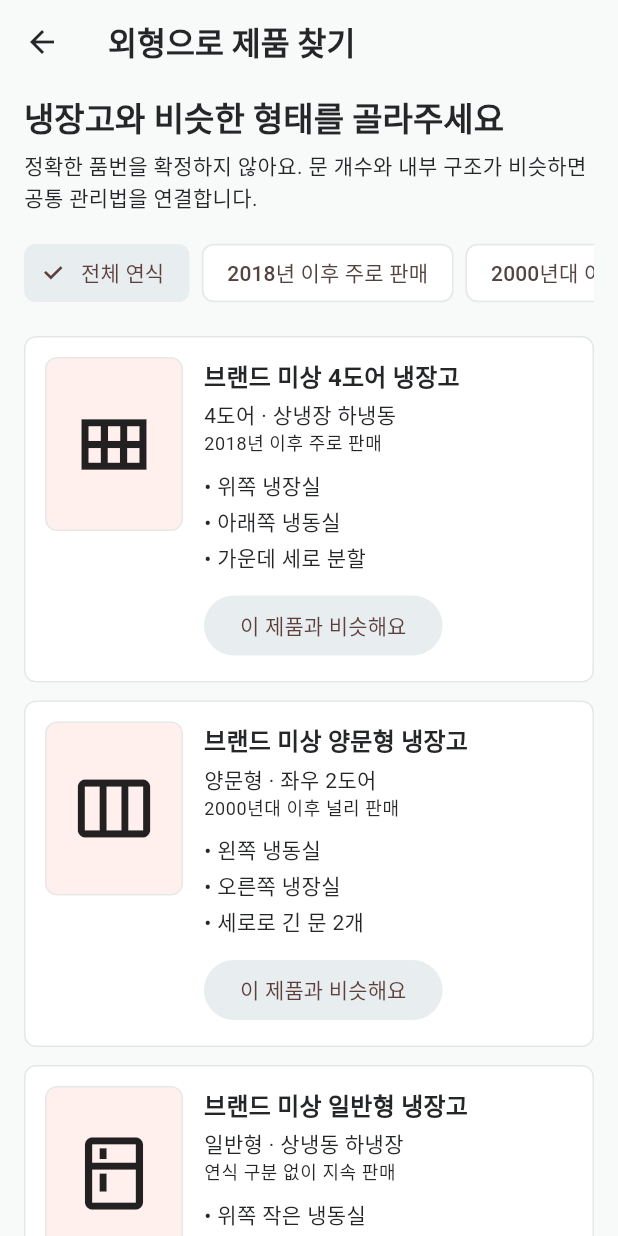
After one commit to DearH-B/Clean_Up, a Flutter app: the ProductRegistrationScreen screen opened directly with sample values from the repository, after a tap on "냉장고", after a tap on "이미지와 연식으로 제품 찾기", on a phone screen of 412 x 824 dp. The commit adds this screen. Run offline on Flutter 3.47's test engine with Material 3 defaults, Android fonts, the phone set to English and light mode, and no system bars; our stand-ins replace shared_preferences; missing offline and left inert: mobile_scanner; accounts and stored records are empty.

Commit message:
Add visual product matching flow

```diff
--- /dev/null
+++ b/lib/data/visual_product_candidates.dart
@@ -0,0 +1,62 @@
+import 'package:flutter/material.dart';
+
+import '../models/visual_product_candidate.dart';
+
+List<VisualProductCandidate> visualCandidatesFor({
+  required String categoryName,
+  required String brand,
+}) {
+  final category = _normalize(categoryName);
+  if (!category.contains('냉장고')) {
+    return const [];
+  }
+
+  final normalizedBrand = _normalize(brand);
+  final knownBrand = normalizedBrand.isEmpty ? '브랜드 미상' : brand.trim();
+  return [
+    VisualProductCandidate(
+      id: '${normalizedBrand.isEmpty ? 'generic' : normalizedBrand}-four-door',
+      categoryName: '냉장고',
+      brand: knownBrand,
+      displayName: '$knownBrand 4도어 냉장고',
+      formFactor: '4도어 · 상냉장 하냉동',
+      releasePeriod: '2018년 이후 주로 판매',
+      features: const ['위쪽 냉장실', '아래쪽 냉동실', '가운데 세로 분할'],
+      icon: Icons.view_module_outlined,
+    ),
+    VisualProductCandidate(
+      id: '${normalizedBrand.isEmpty ? 'generic' : normalizedBrand}-side-by-side',
+      categoryName: '냉장고',
+      brand: knownBrand,
+      displayName: '$knownBrand 양문형 냉장고',
+      formFactor: '양문형 · 좌우 2도어',
+      releasePeriod: '2000년대 이후 널리 판매',
+      features: const ['왼쪽 냉동실', '오른쪽 냉장실', '세로로 긴 문 2개'],
+      icon: Icons.view_week_outlined,
+    ),
+    VisualProductCandidate(
+      id: '${normalizedBrand.isEmpty ? 'generic' : normalizedBrand}-top-freezer',
+      categoryName: '냉장고',
+      brand: knownBrand,
+      displayName: '$knownBrand 일반형 냉장고',
+      formFactor: '일반형 · 상냉동 하냉장',
+      releasePeriod: '연식 구분 없이 지속 판매',
+      features: const ['위쪽 작은 냉동실', '아래쪽 큰 냉장실', '문 2개'],
+      icon: Icons.kitchen_outlined,
+    ),
+    VisualProductCandidate(
+      id: '${normalizedBrand.isEmpty ? 'generic' : normalizedBrand}-kimchi',
+      categoryName: '김치냉장고',
+      brand: knownBrand,
+      displayName: '$knownBrand 스탠드형 김치냉장고',
+      formFactor: '스탠드형 · 3도어 또는 4도어',
+      releasePeriod: '2010년대 이후 주로 판매',
+      features: const ['독립 보관칸', '서랍 또는 다중 도어', '김치 보관 모드'],
+      icon: Icons.grid_view_outlined,
+    ),
+  ];
+}
+
+String _normalize(String value) {
+  return value.toLowerCase().replaceAll(RegExp(r'[\s\-_]+'), '');
+}
--- /dev/null
+++ b/lib/models/visual_product_candidate.dart
@@ -0,0 +1,23 @@
+import 'package:flutter/material.dart';
+
+class VisualProductCandidate {
+  const VisualProductCandidate({
+    required this.id,
+    required this.categoryName,
+    required this.brand,
+    required this.displayName,
+    required this.formFactor,
+    required this.releasePeriod,
+    required this.features,
+    required this.icon,
+  });
+
+  final String id;
+  final String categoryName;
+  final String brand;
+  final String displayName;
+  final String formFactor;
+  final String releasePeriod;
+  final List<String> features;
+  final IconData icon;
+}
--- a/lib/models/zone_item.dart
+++ b/lib/models/zone_item.dart
@@ -74,6 +74,8 @@ class ZoneItem {
     this.scannedCode,
     this.scannedCodeFormat,
     this.scannedSourceUrl,
+    this.visualCandidateId,
+    this.releasePeriod,
     this.nickname,
     this.purchaseDate,
     this.installedDate,
@@ -107,6 +109,8 @@ class ZoneItem {
   final String? scannedCode;
   final String? scannedCodeFormat;
   final String? scannedSourceUrl;
+  final String? visualCandidateId;
+  final String? releasePeriod;
   final String? nickname;
   final DateTime? purchaseDate;
   final DateTime? installedDate;
@@ -170,6 +174,8 @@ class ZoneItem {
       scannedCode: json['scannedCode'] as String?,
       scannedCodeFormat: json['scannedCodeFormat'] as String?,
       scannedSourceUrl: json['scannedSourceUrl'] as String?,
+      visualCandidateId: json['visualCandidateId'] as String?,
+      releasePeriod: json['releasePeriod'] as String?,
       nickname: json['nickname'] as String?,
       purchaseDate: json['purchaseDate'] == null
           ? null
@@ -237,6 +243,8 @@ class ZoneItem {
       'scannedCode': scannedCode,
       'scannedCodeFormat': scannedCodeFormat,
       'scannedSourceUrl': scannedSourceUrl,
+      'visualCandidateId': visualCandidateId,
+      'releasePeriod': releasePeriod,
       'nickname': nickname,
       'purchaseDate': purchaseDate?.toIso8601String(),
       'installedDate': installedDate?.toIso8601String(),
@@ -279,6 +287,8 @@ class ZoneItem {
     String? scannedCode,
     String? scannedCodeFormat,
     String? scannedSourceUrl,
+    String? visualCandidateId,
+    String? releasePeriod,
     String? nickname,
     DateTime? purchaseDate,
     DateTime? installedDate,
@@ -302,6 +312,8 @@ class ZoneItem {
       scannedCode: scannedCode ?? this.scannedCode,
       scannedCodeFormat: scannedCodeFormat ?? this.scannedCodeFormat,
       scannedSourceUrl: scannedSourceUrl ?? this.scannedSourceUrl,
+      visualCandidateId: visualCandidateId ?? this.visualCandidateId,
+      releasePeriod: releasePeriod ?? this.releasePeriod,
       nickname: nickname ?? this.nickname,
       purchaseDate: purchaseDate ?? this.purchaseDate,
       installedDate: installedDate ?? this.installedDate,
--- a/lib/screens/product_registration_screen.dart
+++ b/lib/screens/product_registration_screen.dart
@@ -6,10 +6,12 @@ import '../data/product_catalog.dart';
 import '../data/product_care_templates.dart';
 import '../models/product_search_request.dart';
 import '../models/product_space.dart';
+import '../models/visual_product_candidate.dart';
 import '../models/zone_item.dart';
 import '../repositories/product_catalog_repository.dart';
 import '../repositories/product_data_repository.dart';
 import 'product_code_scanner_screen.dart';
+import 'visual_product_finder_screen.dart';
 
 class ProductRegistrationResult {
   const ProductRegistrationResult._({
@@ -76,6 +78,7 @@ class _ProductRegistrationScreenState extends State<ProductRegistrationScreen> {
   String? _scannedCode;
   String? _scannedCodeFormat;
   String? _scannedSourceUrl;
+  VisualProductCandidate? _visualCandidate;
   late String _selectedSpaceId;
 
   @override
@@ -273,6 +276,9 @@ class _ProductRegistrationScreenState extends State<ProductRegistrationScreen> {
   }
 
   Widget _buildManualFields() {
+    final brandOptions = catalogBrandOptionsFor(
+      _categoryController.text.trim(),
+    );
     return Column(
       crossAxisAlignment: CrossAxisAlignment.stretch,
       children: [
@@ -283,6 +289,7 @@ class _ProductRegistrationScreenState extends State<ProductRegistrationScreen> {
             labelText: '제품 종류',
             hintText: '예: 냉장고, 음식물처리기',
           ),
+          onChanged: (_) => setState(() => _visualCandidate = null),
         ),
         const SizedBox(height: 14),
         DropdownMenu<ZoneItemType>(
@@ -300,6 +307,28 @@ class _ProductRegistrationScreenState extends State<ProductRegistrationScreen> {
           },
         ),
         const SizedBox(height: 14),
+        if (brandOptions.isNotEmpty) ...[
+          Text('대표 브랜드', style: Theme.of(context).textTheme.titleSmall),
+          const SizedBox(height: 8),
+          Wrap(
+            spacing: 8,
+            runSpacing: 8,
+            children: [
+              for (final brand in brandOptions)
+                ChoiceChip(
+                  label: Text(brand),
+                  selected: _brandController.text.trim() == brand,
+                  onSelected: (_) {
+                    setState(() {
+                      _brandController.text = brand;
+                      _visualCandidate = null;
+                    });
+                  },
+                ),
+            ],
+          ),
+          const SizedBox(height: 14),
+        ],
         TextField(
           controller: _brandController,
           textInputAction: TextInputAction.next,
@@ -307,8 +336,23 @@ class _ProductRegistrationScreenState extends State<ProductRegistrationScreen> {
             labelText: '브랜드 또는 제조사 (선택)',
             hintText: '모르면 비워두세요',
           ),
+          onChanged: (_) => setState(() => _visualCandidate = null),
         ),
         const SizedBox(height: 14),
+        if (_canUseVisualFinder) ...[
+          FilledButton.tonalIcon(
+            onPressed: _openVisualProductFinder,
+            icon: const Icon(Icons.image_search_outlined),
+            label: Text(
+              _visualCandidate == null ? '이미지와 연식으로 제품 찾기' : '선택한 제품 형태 바꾸기',
+            ),
+          ),
+          if (_visualCandidate != null) ...[
+            const SizedBox(height: 10),
+            _VisualCandidateSummary(candidate: _visualCandidate!),
+          ],
+          const SizedBox(height: 14),
+        ],
         TextField(
           controller: _modelController,
           textInputAction: TextInputAction.done,
@@ -597,6 +641,10 @@ class _ProductRegistrationScreenState extends State<ProductRegistrationScreen> {
         scannedCode: _scannedCode,
         scannedCodeFormat: _scannedCodeFormat,
         scannedSourceUrl: _scannedSourceUrl,
+        visualCandidateId: _visualCandidate?.id,
+        releasePeriod: _visualCandidate?.releasePeriod,
+        productMethod: _visualCandidate?.formFactor,
+        isVisualMatch: _visualCandidate != null,
       );
     }
     final now = DateTime.now();
@@ -606,6 +654,8 @@ class _ProductRegistrationScreenState extends State<ProductRegistrationScreen> {
       scannedCode: _scannedCode,
       scannedCodeFormat: _scannedCodeFormat,
       scannedSourceUrl: _scannedSourceUrl,
+      visualCandidateId: _visualCandidate?.id,
+      releasePeriod: _visualCandidate?.releasePeriod,
       name: category,
       nickname: nickname.isEmpty ? null : nickname,
       purchaseDate: _purchaseDate,
@@ -625,6 +675,7 @@ class _ProductRegistrationScreenState extends State<ProductRegistrationScreen> {
       ],
       manufacturer: brand.isEmpty ? null : brand,
       modelName: model.isEmpty ? null : model,
+      productMethod: _visualCandidate?.formFactor,
       guideStatus: '이 제품군의 검수된 세부 관리법을 준비하고 있어요.',
       guideBasis: '잘못된 공통 청소법을 제공하지 않고 제조사 설명서를 우선하도록 안내해요.',
       guideSourceType: GuideSourceType.general,
@@ -737,6 +788,29 @@ class _ProductRegistrationScreenState extends State<ProductRegistrationScreen> {
     });
     _searchCatalog(result.searchQuery);
     _showMessage('코드를 읽었어요. 연결된 제품 정보를 찾고 있어요.');
+  }
+
+  Future<void> _openVisualProductFinder() async {
+    final candidate = await Navigator.of(context).push<VisualProductCandidate>(
+      MaterialPageRoute(
+        builder: (context) => VisualProductFinderScreen(
+          categoryName: _categoryController.text.trim(),
+          brand: _brandController.text.trim(),
+        ),
+      ),
+    );
+    if (candidate == null || !mounted) {
+      return;
+    }
+    setState(() {
+      _visualCandidate = candidate;
+      _categoryController.text = candidate.categoryName;
+      if (_brandController.text.trim().isEmpty && candidate.brand != '브랜드 미상') {
+        _brandController.text = candidate.brand;
+      }
+      _modelController.clear();
+      _selectedType = ZoneItemType.appliance;
+    });
   }
 
   void _searchCatalog(String value) {
@@ -886,6 +960,10 @@ class _ProductRegistrationScreenState extends State<ProductRegistrationScreen> {
       (space) => space.id == _selectedSpaceId,
       orElse: () => widget.space,
     );
+  }
+
+  bool get _canUseVisualFinder {
+    return _normalize(_categoryController.text).contains('냉장고');
   }
 
   IconData _iconFor(ZoneItemType type) {
@@ -1161,6 +1239,46 @@ class _ScannedCodeSummary extends StatelessWidget {
   }
 }
 
+class _VisualCandidateSummary extends StatelessWidget {
+  const _VisualCandidateSummary({required this.candidate});
+
+  final VisualProductCandidate candidate;
+
+  @override
+  Widget build(BuildContext context) {
+    return Container(
+      padding: const EdgeInsets.all(12),
+      decoration: BoxDecoration(
+        color: Theme.of(context).colorScheme.secondaryContainer,
+        borderRadius: BorderRadius.circular(8),
+      ),
+      child: Row(
+        children: [
+          Icon(candidate.icon, size: 38),
+          const SizedBox(width: 12),
+          Expanded(
+            child: Column(
+              crossAxisAlignment: CrossAxisAlignment.start,
+              children: [
+                Text(
+                  candidate.displayName,
+                  style: const TextStyle(fontWeight: FontWeight.w800),
+                ),
+                Text(candidate.formFactor),
+                Text(
+                  candidate.releasePeriod,
+                  style: Theme.of(context).textTheme.bodySmall,
+                ),
+              ],
+            ),
+          ),
+          const Chip(label: Text('유사 제품')),
+        ],
+      ),
+    );
+  }
+}
+
 class _ProductPreset {
   const _ProductPreset(this.name, this.type, this.icon);
 
--- /dev/null
+++ b/lib/screens/visual_product_finder_screen.dart
@@ -0,0 +1,163 @@
+import 'package:flutter/material.dart';
+
+import '../data/visual_product_candidates.dart';
+import '../models/visual_product_candidate.dart';
+
+class VisualProductFinderScreen extends StatefulWidget {
+  const VisualProductFinderScreen({
+    required this.categoryName,
+    required this.brand,
+    super.key,
+  });
+
+  final String categoryName;
+  final String brand;
+
+  @override
+  State<VisualProductFinderScreen> createState() =>
+      _VisualProductFinderScreenState();
+}
+
+class _VisualProductFinderScreenState extends State<VisualProductFinderScreen> {
+  String? _releaseFilter;
+
+  @override
+  Widget build(BuildContext context) {
+    final candidates = visualCandidatesFor(
+      categoryName: widget.categoryName,
+      brand: widget.brand,
+    );
+    final filtered = _releaseFilter == null
+        ? candidates
+        : candidates
+            .where((candidate) => candidate.releasePeriod == _releaseFilter)
+            .toList();
+    final periods =
+        {for (final item in candidates) item.releasePeriod}.toList();
+
+    return Scaffold(
+      appBar: AppBar(title: const Text('외형으로 제품 찾기')),
+      body: ListView(
+        padding: const EdgeInsets.fromLTRB(16, 8, 16, 32),
+        children: [
+          Text(
+            '${widget.brand.isEmpty ? widget.categoryName : '${widget.brand} ${widget.categoryName}'}와 비슷한 형태를 골라주세요',
+            style: Theme.of(context).textTheme.titleLarge,
+          ),
+          const SizedBox(height: 6),
+          const Text(
+            '정확한 품번을 확정하지 않아요. 문 개수와 내부 구조가 비슷하면 공통 관리법을 연결합니다.',
+          ),
+          if (periods.isNotEmpty) ...[
+            const SizedBox(height: 16),
+            SingleChildScrollView(
+              scrollDirection: Axis.horizontal,
+              child: Row(
+                children: [
+                  ChoiceChip(
+                    label: const Text('전체 연식'),
+                    selected: _releaseFilter == null,
+                    onSelected: (_) => setState(() => _releaseFilter = null),
+                  ),
+                  const SizedBox(width: 8),
+                  for (final period in periods) ...[
+                    ChoiceChip(
+                      label: Text(period),
+                      selected: _releaseFilter == period,
+                      onSelected: (_) {
+                        setState(() => _releaseFilter = period);
+                      },
+                    ),
+                    const SizedBox(width: 8),
+                  ],
+                ],
+              ),
+            ),
+          ],
+          const SizedBox(height: 18),
+          for (final candidate in filtered)
+            _CandidateCard(
+              candidate: candidate,
+              onSelected: () => Navigator.of(context).pop(candidate),
+            ),
+          const SizedBox(height: 8),
+          OutlinedButton.icon(
+            onPressed: () => Navigator.of(context).pop(),
+            icon: const Icon(Icons.help_outline),
+            label: const Text('비슷한 제품이 없어요'),
+          ),
+        ],
+      ),
+    );
+  }
+}
+
+class _CandidateCard extends StatelessWidget {
+  const _CandidateCard({
+    required this.candidate,
+    required this.onSelected,
+  });
+
+  final VisualProductCandidate candidate;
+  final VoidCallback onSelected;
+
+  @override
+  Widget build(BuildContext context) {
+    return Card(
+      margin: const EdgeInsets.only(bottom: 12),
+      child: InkWell(
+        onTap: onSelected,
+        borderRadius: BorderRadius.circular(8),
+        child: Padding(
+          padding: const EdgeInsets.all(14),
+          child: Row(
+            crossAxisAlignment: CrossAxisAlignment.start,
+            children: [
+              Container(
+                width: 92,
+                height: 116,
+                decoration: BoxDecoration(
+                  color: Theme.of(context).colorScheme.surfaceContainerLow,
+                  borderRadius: BorderRadius.circular(8),
+                  border: Border.all(
+                    color: Theme.of(context).colorScheme.outlineVariant,
+                  ),
+                ),
+                child: Icon(candidate.icon, size: 58),
+              ),
+              const SizedBox(width: 14),
+              Expanded(
+                child: Column(
+                  crossAxisAlignment: CrossAxisAlignment.start,
+                  children: [
+                    Text(
+                      candidate.displayName,
+                      style: Theme.of(context).textTheme.titleMedium,
+                    ),
+                    const SizedBox(height: 3),
+                    Text(candidate.formFactor),
+                    Text(
+                      candidate.releasePeriod,
+                      style: Theme.of(context).textTheme.bodySmall,
+                    ),
+                    const SizedBox(height: 9),
+                    for (final feature in candidate.features)
+                      Padding(
+                        padding: const EdgeInsets.only(bottom: 3),
+                        child: Text('• $feature'),
+                      ),
+                    const SizedBox(height: 8),
+                    FilledButton.tonal(
+                      onPressed: onSelected,
+                      child: const Text('이 제품과 비슷해요'),
+                    ),
+                  ],
+                ),
+              ),
+            ],
+          ),
+        ),
+      ),
+    );
+  }
+}
--- a/lib/screens/zone_item_detail_screen.dart
+++ b/lib/screens/zone_item_detail_screen.dart
@@ -1417,6 +1417,8 @@ class _ProductInfo extends StatelessWidget {
           _InfoRow(label: '모델명', value: item.modelName!),
         if (item.productMethod != null)
           _InfoRow(label: '처리 방식', value: item.productMethod!),
+        if (item.releasePeriod != null)
+          _InfoRow(label: '출시 시기', value: item.releasePeriod!),
         if (item.purchaseDate != null)
           _InfoRow(label: '구매일', value: _formatProductDate(item.purchaseDate!)),
         if (item.installedDate != null)
```
Also changed, not shown: lib/data/product_care_templates.dart (+24 -6 lines), 2 other files.
